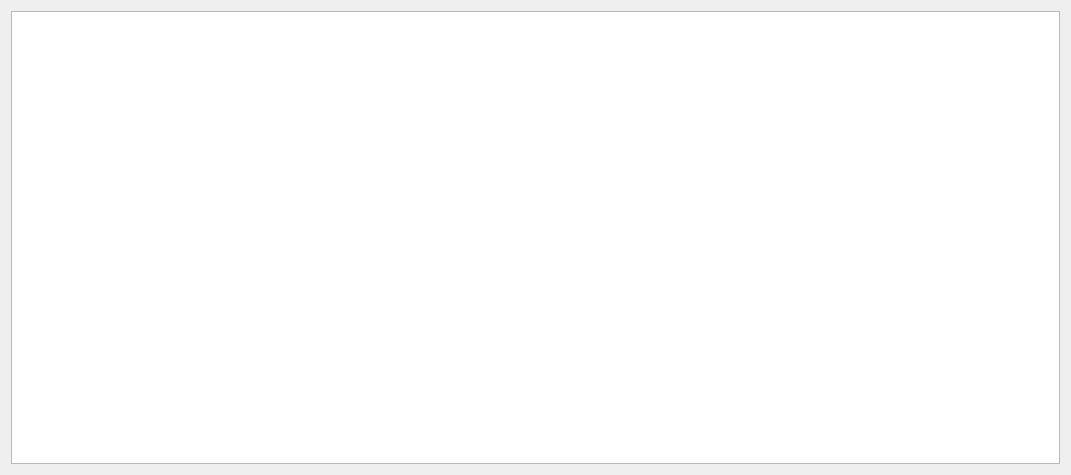
SemyonLyam/GitHub_Homework2, file main.ui: the form before one commit.
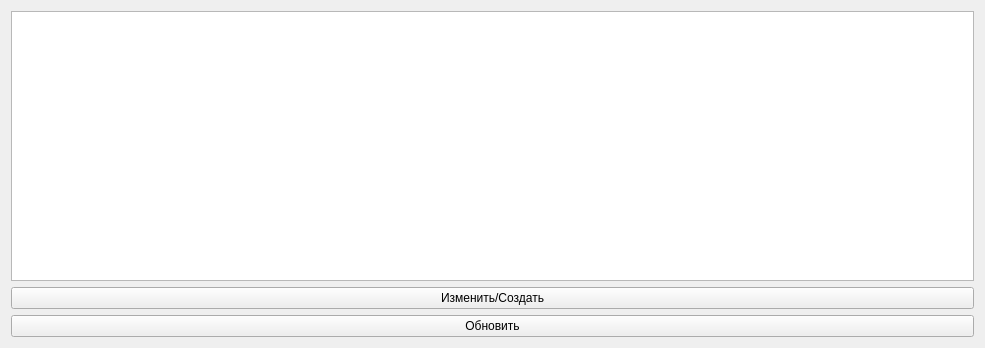
The form after the commit.

The edit to the form file:
```diff
--- a/main.ui
+++ b/main.ui
@@ -6,17 +6,31 @@
    <rect>
     <x>0</x>
     <y>0</y>
-    <width>1071</width>
-    <height>475</height>
+    <width>985</width>
+    <height>348</height>
    </rect>
   </property>
   <property name="windowTitle">
    <string>Form</string>
   </property>
   <layout class="QGridLayout" name="gridLayout">
+   <item row="1" column="0">
+    <widget class="QPushButton" name="btn">
+     <property name="text">
+      <string>Изменить/Создать</string>
+     </property>
+    </widget>
+   </item>
    <item row="0" column="0">
     <widget class="QTableWidget" name="table"/>
    </item>
+   <item row="2" column="0">
+    <widget class="QPushButton" name="btn_restart">
+     <property name="text">
+      <string>Обновить</string>
+     </property>
+    </widget>
+   </item>
   </layout>
  </widget>
  <resources/>
```
